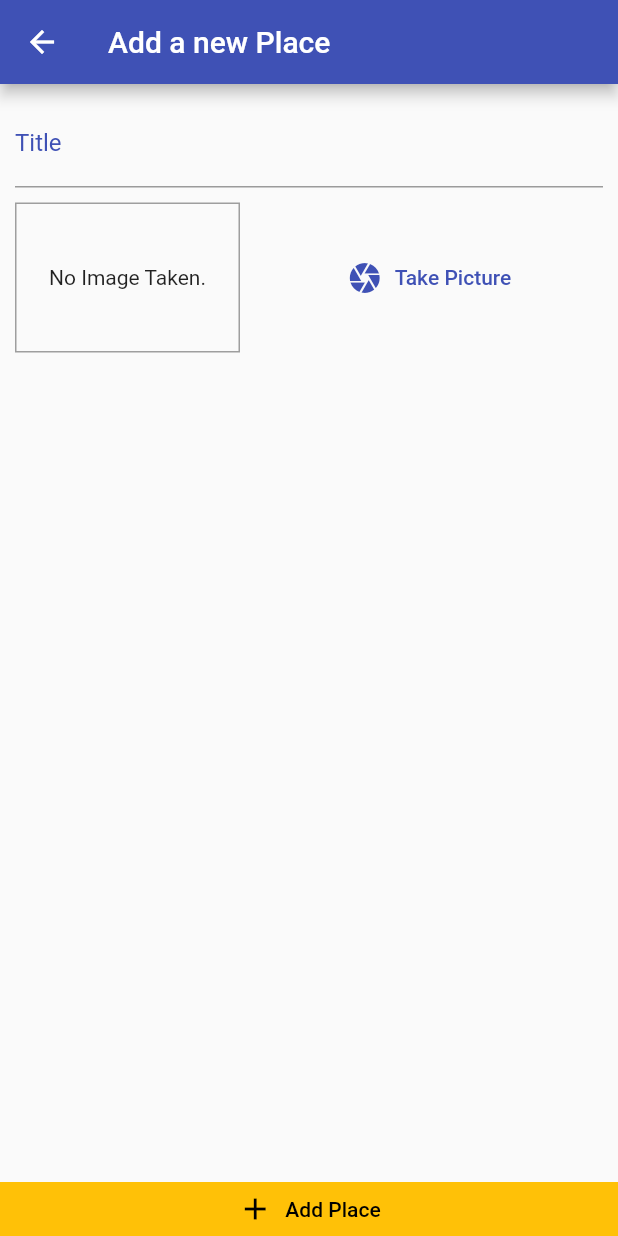
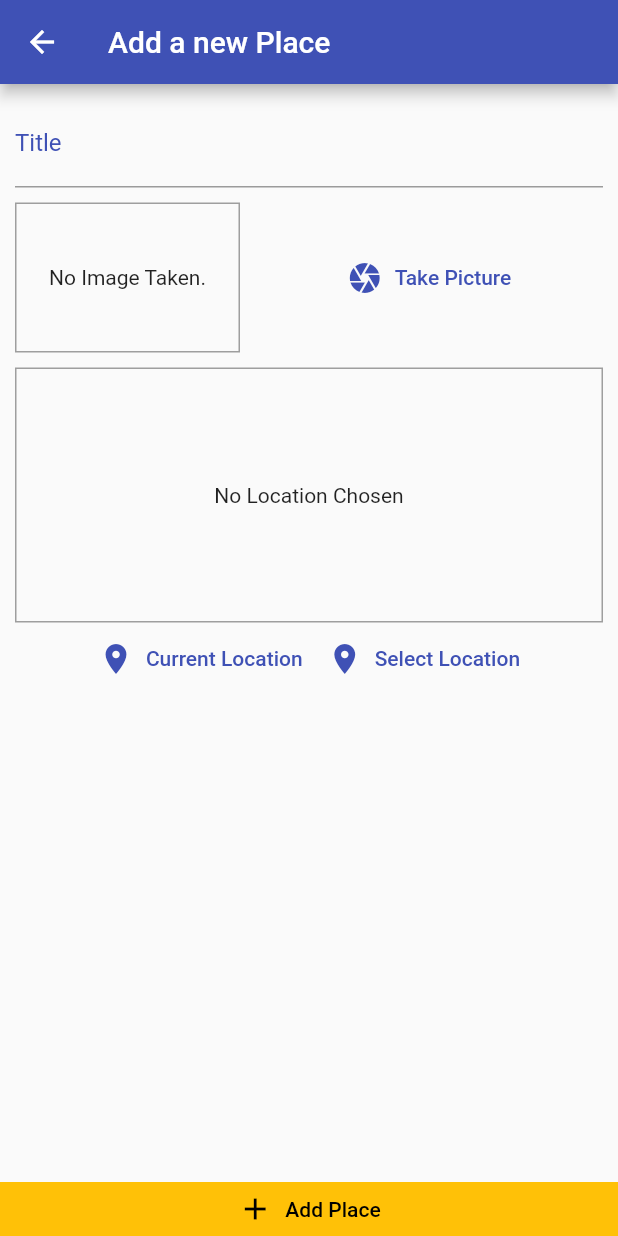
Before and after one commit to kheldar666/flutter-course, a Flutter app: the AddPlaceScreen screen opened by its route, on a phone screen of 412 x 824 dp. Run offline on Flutter 3.47's test engine with Material 2 defaults, Android fonts, the phone set to English and light mode, and no system bars; our stand-ins replace animated_text_kit, audioplayers, cloud_firestore, firebase_auth, firebase_core, flutter_dotenv and 8 more; accounts and stored records are empty.

Commit message:
Get current Location

```diff
--- a/great_places/lib/screens/add_place_screen.dart
+++ b/great_places/lib/screens/add_place_screen.dart
@@ -1,9 +1,11 @@
 import 'dart:io';
 
 import 'package:flutter/material.dart';
+import 'package:great_places/widgets/location_input.dart';
+import 'package:provider/provider.dart';
+
 import '/providers/great_places.dart';
 import '/widgets/image_input.dart';
-import 'package:provider/provider.dart';
 
 class AddPlaceScreen extends StatefulWidget {
   static const routeName = '/add-place';
@@ -44,6 +46,10 @@ class _AddPlaceScreenState extends State<AddPlaceScreen> {
                         height: 10,
                       ),
                       ImageInput(_selectImage),
+                      const SizedBox(
+                        height: 10,
+                      ),
+                      const LocationInput(),
                     ],
                   ),
                 ),
--- a/great_places/lib/widgets/image_input.dart
+++ b/great_places/lib/widgets/image_input.dart
@@ -19,6 +19,7 @@ class _ImageInputState extends State<ImageInput> {
   Widget build(BuildContext context) {
     var _theme = Theme.of(context);
     return Row(
+      mainAxisAlignment: MainAxisAlignment.spaceBetween,
       children: [
         Container(
           width: 150,
--- /dev/null
+++ b/great_places/lib/widgets/location_input.dart
@@ -0,0 +1,71 @@
+import 'package:flutter/material.dart';
+import 'package:location/location.dart';
+
+class LocationInput extends StatefulWidget {
+  const LocationInput({Key? key}) : super(key: key);
+
+  @override
+  _LocationInputState createState() => _LocationInputState();
+}
+
+class _LocationInputState extends State<LocationInput> {
+  String? _previewImageUrl;
+  @override
+  Widget build(BuildContext context) {
+    var _theme = Theme.of(context);
+    return Column(
+      children: [
+        Container(
+          height: 170,
+          width: double.infinity,
+          alignment: Alignment.center,
+          decoration:
+              BoxDecoration(border: Border.all(color: Colors.grey, width: 1)),
+          child: _previewImageUrl == null
+              ? const Center(
+                  child: Text(
+                  'No Location Chosen',
+                  textAlign: TextAlign.center,
+                ))
+              : Image.network(
+                  _previewImageUrl!,
+                  fit: BoxFit.cover,
+                  width: double.infinity,
+                ),
+        ),
+        Row(
+          mainAxisAlignment: MainAxisAlignment.center,
+          children: [
+            TextButton.icon(
+              onPressed: _getCurrentUserLocation,
+              icon: Icon(
+                Icons.location_on,
+                color: _theme.primaryColor,
+              ),
+              label: Text(
+                'Current Location',
+                style: TextStyle(color: _theme.primaryColor),
+              ),
+            ),
+            TextButton.icon(
+              onPressed: () {},
+              icon: Icon(
+                Icons.location_on,
+                color: _theme.primaryColor,
+              ),
+              label: Text(
+                'Select Location',
+                style: TextStyle(color: _theme.primaryColor),
+              ),
+            ),
+          ],
+        )
+      ],
+    );
+  }
+
+  Future<void> _getCurrentUserLocation() async {
+    final location = await Location().getLocation();
+    print(location);
+  }
+}
--- a/great_places/pubspec.yaml
+++ b/great_places/pubspec.yaml
@@ -40,6 +40,7 @@ dependencies:
   path: ^1.8.0
   uuid: ^3.0.5
   sqflite: ^2.0.2
+  location: ^4.3.0
 
 dev_dependencies:
   flutter_test:
```
Also changed, not shown: great_places/pubspec.lock, 1 other file.
